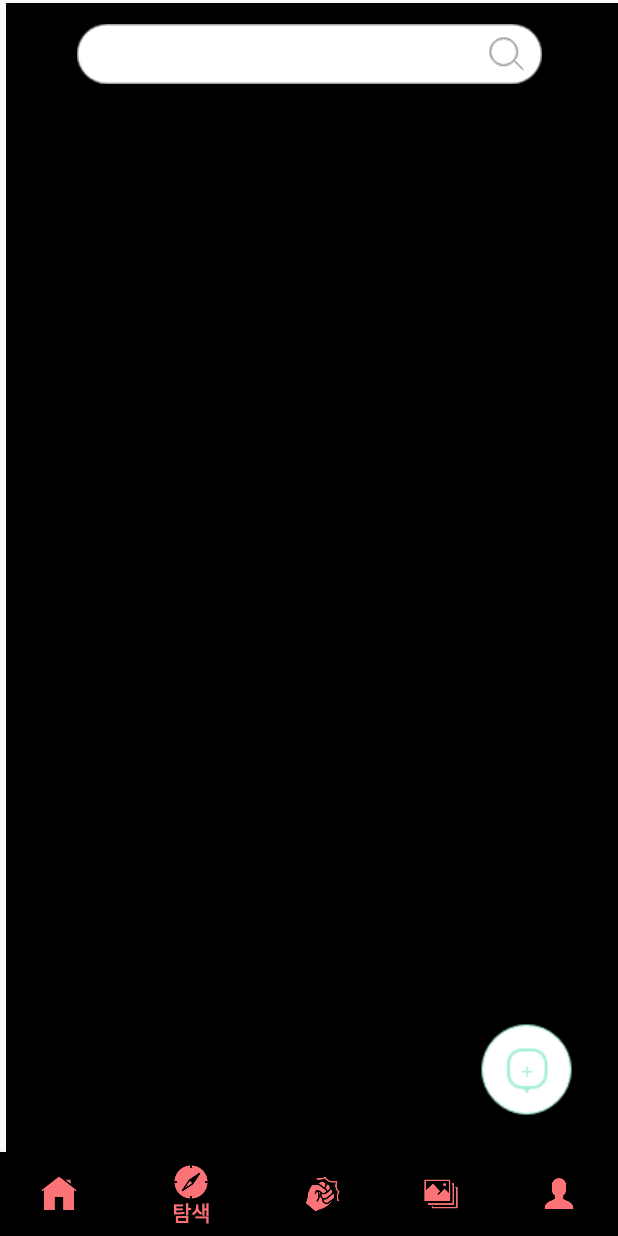
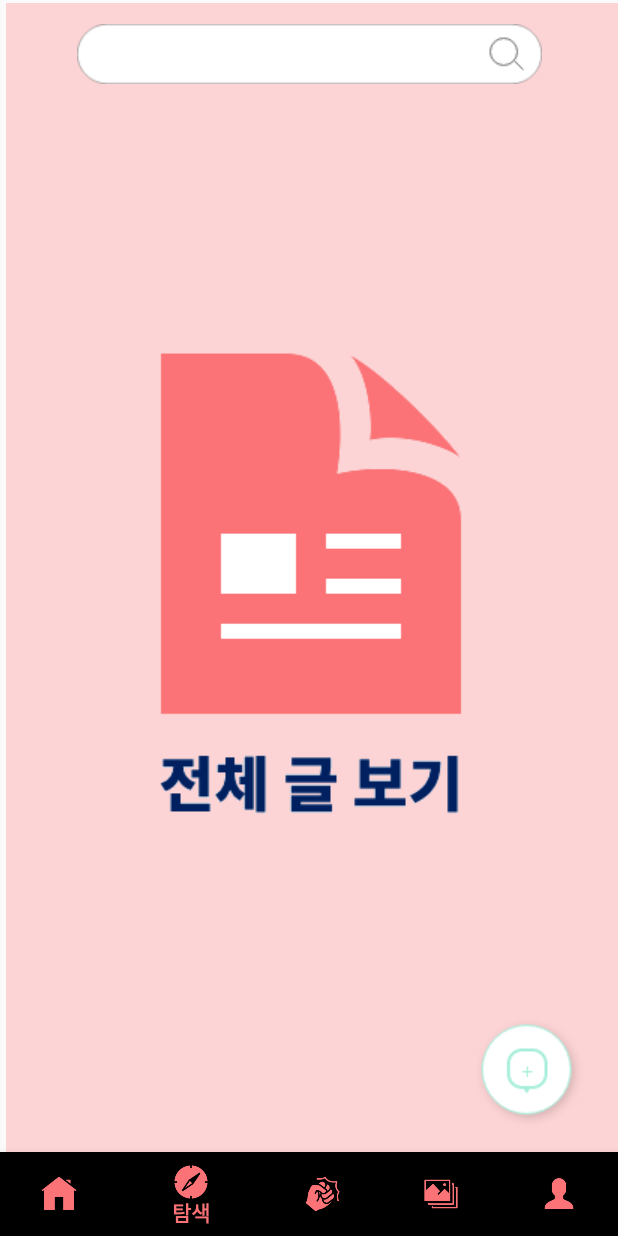
Before and after one commit to 16chperfect/SMAP, an Android app: the fragment frag1 placed in its activity, item 2 of the bottom bar chosen, on a phone screen of 412 x 824 dp. Run offline under Robolectric (Android 15) with nearby library versions, the phone set to English and light mode, and no system bars; our stand-ins replace Firebase (no records; nobody signed in at launch, a user with empty details on screens opened directly); libraries missing offline, so code that uses them is left out: com.firebase.ui.

Commit message:
frag1 바꿈

```diff
--- a/SMAP_APP/app/src/main/res/layout/activity_upload.xml
+++ b/SMAP_APP/app/src/main/res/layout/activity_upload.xml
@@ -4,10 +4,6 @@
     xmlns:tools="http://schemas.android.com/tools"
     android:layout_width="match_parent"
     android:layout_height="match_parent">
-
-
-
-
 
     <fragment
         android:id="@+id/fragment_map"
--- a/SMAP_APP/app/src/main/res/layout/frag1.xml
+++ b/SMAP_APP/app/src/main/res/layout/frag1.xml
@@ -23,7 +23,8 @@
         android:layout_marginEnd="-4dp"
         android:layout_marginRight="-4dp"
         android:layout_marginBottom="-2dp"
-        android:background="#000000"
+        android:background="#75FFA6A8"
+        android:src="@drawable/icon_all"
         app:layout_constraintBottom_toTopOf="@+id/radio_sky"
         app:layout_constraintEnd_toEndOf="parent"
         app:layout_constraintStart_toStartOf="parent"
```
Also changed, not shown: SMAP_APP/app/src/main/res/drawable/icon_all.png (added), 1 other file.
